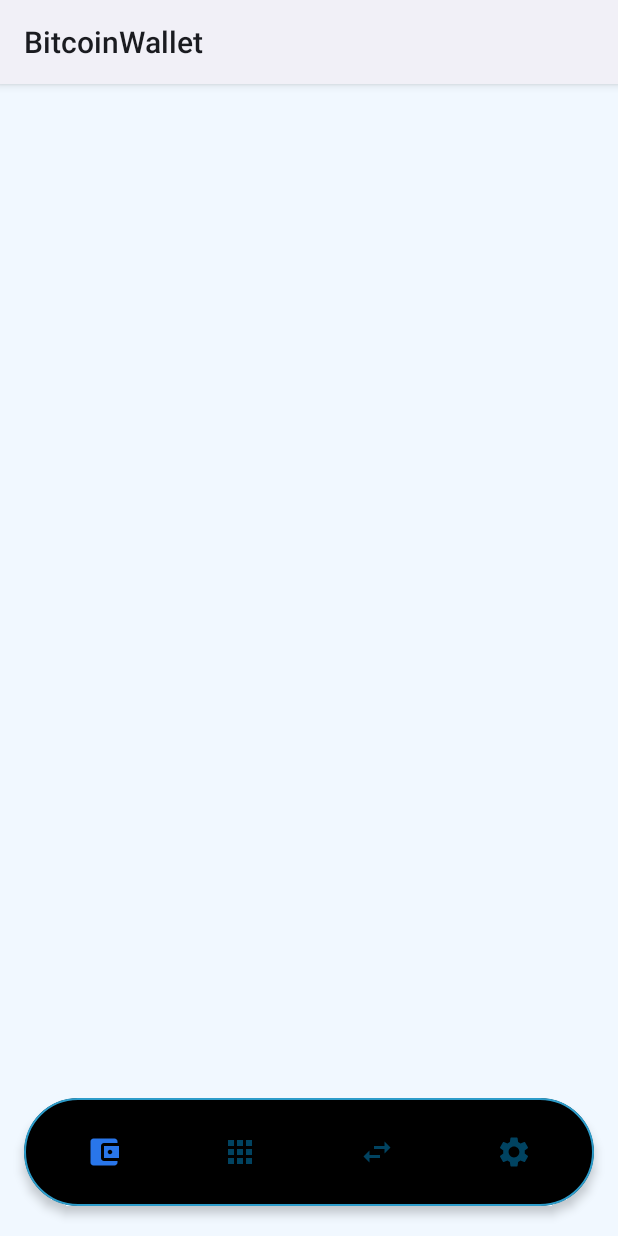
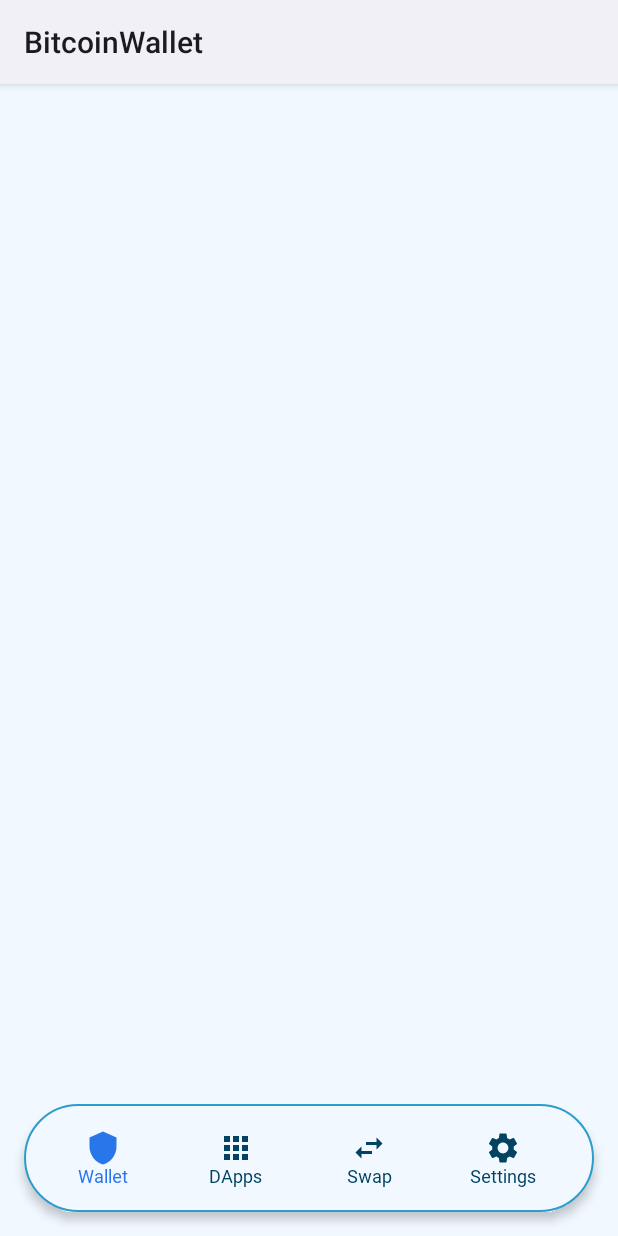
Before and after one commit to DenielGrin/crypto_wallet, an Android app built with Jetpack Compose: the screen it shows after launch (MainActivity), after a tap on "DApps", on a phone screen of 412 x 824 dp. Run offline under Robolectric (Android 15) with nearby library versions, the phone set to English and light mode, and no system bars.

```diff
--- a/app/src/main/java/com/degrin/bitcoinwallet/core/utils/ComposeExtensions.kt
+++ b/app/src/main/java/com/degrin/bitcoinwallet/core/utils/ComposeExtensions.kt
@@ -109,7 +109,7 @@ fun Modifier.customRippleClick(
 ): Modifier = composed {
     clickable(
         indication = rememberRipple(
-            color = MaterialTheme.colorScheme.onSecondaryContainer,
+            color = MaterialTheme.colorScheme.secondaryContainer,
             radius = radius,
             bounded = bounded
         ),
--- /dev/null
+++ b/app/src/main/java/com/degrin/bitcoinwallet/core/utils/ToastWarnings.kt
@@ -0,0 +1,17 @@
+package com.degrin.bitcoinwallet.core.utils
+
+import android.content.Context
+import android.widget.Toast
+import com.degrin.bitcoinwallet.R
+
+fun showToastError(
+    context: Context,
+    message: String?,
+    duration: Int = Toast.LENGTH_SHORT,
+) {
+    Toast.makeText(
+        /* context = */ context,
+        /* text = */ message ?: context.getString(R.string.default_unknown_error_message),
+        /* duration = */ duration
+    ).apply { show() }
+}
--- a/app/src/main/java/com/degrin/bitcoinwallet/ui/view/bottomBar/BottomBarContent.kt
+++ b/app/src/main/java/com/degrin/bitcoinwallet/ui/view/bottomBar/BottomBarContent.kt
@@ -8,7 +8,6 @@ import androidx.activity.compose.LocalOnBackPressedDispatcherOwner
 import androidx.compose.foundation.background
 import androidx.compose.foundation.border
 import androidx.compose.foundation.layout.Arrangement
-import androidx.compose.foundation.layout.Box
 import androidx.compose.foundation.layout.Column
 import androidx.compose.foundation.layout.PaddingValues
 import androidx.compose.foundation.layout.Row
@@ -20,6 +19,7 @@ import androidx.compose.foundation.layout.width
 import androidx.compose.foundation.shape.RoundedCornerShape
 import androidx.compose.material3.Icon
 import androidx.compose.material3.MaterialTheme
+import androidx.compose.material3.Text
 import androidx.compose.runtime.Composable
 import androidx.compose.runtime.DisposableEffect
 import androidx.compose.runtime.getValue
@@ -35,9 +35,11 @@ import androidx.compose.ui.unit.dp
 import androidx.navigation.NavHostController
 import androidx.navigation.compose.currentBackStackEntryAsState
 import androidx.navigation.compose.rememberNavController
+import com.degrin.bitcoinwallet.R
 import com.degrin.bitcoinwallet.core.navigation.utils.navigateSingleTop
 import com.degrin.bitcoinwallet.core.navigation.utils.navigateToTab
 import com.degrin.bitcoinwallet.core.utils.customRippleClick
+import com.degrin.bitcoinwallet.core.utils.showToastError
 import com.degrin.bitcoinwallet.feature.transactions.presentation.screen.TransactionScreen
 import com.degrin.bitcoinwallet.ui.theme.AppTheme
 
@@ -95,7 +97,7 @@ fun BottomBarContent(
         verticalArrangement = Arrangement.Center,
         modifier = modifier
             .fillMaxWidth()
-            .padding(PaddingValues(horizontal = 16.dp))
+            .padding(PaddingValues(all = 16.dp))
     ) {
         Row(
             modifier = Modifier
@@ -108,7 +110,7 @@ fun BottomBarContent(
                 .fillMaxWidth()
                 .height(72.dp)
                 .background(
-                    color = MaterialTheme.colorScheme.onPrimary,
+                    color = MaterialTheme.colorScheme.primary,
                     shape = RoundedCornerShape(size = 40.dp)
                 )
                 .padding(horizontal = 12.dp),
@@ -121,38 +123,66 @@ fun BottomBarContent(
                 BottomBarItem.SwapTab,
                 BottomBarItem.SettingsTab,
             ).forEach { item ->
-                Box(
+                BottomBarItem(
+                    isSelected = currentRoute == item.screenName,
                     modifier = Modifier
-                        .width(48.dp)
-                        .height(48.dp)
                         .customRippleClick(
                             onClick = {
                                 if (item.screenName != navController.currentBackStackEntry?.destination?.route) {
-                                    navController.navigateToTab(
-                                        item.screenName,
+                                    when (item.screenName) {
+                                        null -> showToastError(
+                                            context = context,
+                                            message = context.getString(R.string.not_implement_yet_title)
+                                        )
+
+                                        else -> navController.navigateToTab(
+                                            screenName = item.screenName,
                                             saveState = true
                                         )
                                     }
                                 }
+                            }
                         )
                         .weight(1f),
-                    contentAlignment = Alignment.Center
+                    labelId = item.labelId,
+                    iconId = item.iconId
+                )
+            }
+            Spacer(modifier = Modifier.height(20.dp))
+        }
+    }
+}
+
+@Composable
+fun BottomBarItem(
+    isSelected: Boolean,
+    labelId: Int,
+    iconId: Int,
+    modifier: Modifier = Modifier
+) {
+    val itemColor = when {
+        isSelected -> MaterialTheme.colorScheme.surfaceVariant
+        else -> MaterialTheme.colorScheme.outline
+    }
+    Column(
+        modifier = modifier
+            .width(48.dp)
+            .height(48.dp),
+        horizontalAlignment = Alignment.CenterHorizontally,
+        verticalArrangement = Arrangement.Center
     ) {
         Icon(
             modifier = Modifier
                 .width(24.dp)
                 .height(24.dp),
-                        painter = painterResource(item.iconId),
-                        contentDescription = stringResource(item.labelId),
-                        tint = when {
-                            currentRoute == item.screenName -> MaterialTheme.colorScheme.surfaceVariant
-                            else -> MaterialTheme.colorScheme.outline
-                        }
+            painter = painterResource(iconId),
+            contentDescription = stringResource(labelId),
+            tint = itemColor
         )
-                }
-            }
-        }
-        Spacer(modifier = Modifier.height(20.dp))
+        Text(
+            text = stringResource(labelId),
+            style = MaterialTheme.typography.displaySmall.copy(color = itemColor)
+        )
     }
 }
 
--- a/app/src/main/java/com/degrin/bitcoinwallet/ui/view/bottomBar/BottomBarItem.kt
+++ b/app/src/main/java/com/degrin/bitcoinwallet/ui/view/bottomBar/BottomBarItem.kt
@@ -7,30 +7,30 @@ import com.degrin.bitcoinwallet.core.navigation.utils.defaultScreenName
 import com.degrin.bitcoinwallet.feature.transactions.presentation.screen.TransactionScreen
 
 sealed class BottomBarItem(
-    val screenName: String,
+    val screenName: String?,
     val labelId: Int,
     val iconId: Int
 ) {
     data object TransactionsTab : BottomBarItem(
         screenName = TransactionScreen.defaultScreenName(),
         labelId = R.string.menu_transaction_label,
-        iconId = R.drawable.ic_wallet
+        iconId = R.drawable.ic_shield
     )
 
-    object DAppsTab : BottomBarItem(
-        screenName = "DAppsTab",
+    data object DAppsTab : BottomBarItem(
+        screenName = null,
         labelId = R.string.menu_dapps_label,
         iconId = R.drawable.ic_apps
     )
 
-    object SwapTab : BottomBarItem(
-        screenName = "SwapTab",
+    data object SwapTab : BottomBarItem(
+        screenName = null,
         labelId = R.string.menu_swap_label,
         iconId = R.drawable.ic_swap
     )
 
-    object SettingsTab : BottomBarItem(
-        screenName = "SettingsTab",
+    data object SettingsTab : BottomBarItem(
+        screenName = null,
         labelId = R.string.menu_settings_label,
         iconId = R.drawable.ic_settings
     )
--- /dev/null
+++ b/app/src/main/res/drawable/ic_shield.xml
@@ -0,0 +1,5 @@
+<vector xmlns:android="http://schemas.android.com/apk/res/android" android:height="24dp" android:tint="#000000" android:viewportHeight="24" android:viewportWidth="24" android:width="24dp">
+
+    <path android:fillColor="@android:color/white" android:pathData="M12,1L3,5v6c0,5.55 3.84,10.74 9,12 5.16,-1.26 9,-6.45 9,-12V5l-9,-4z"/>
+
+</vector>
--- a/app/src/main/res/values/strings.xml
+++ b/app/src/main/res/values/strings.xml
@@ -1,6 +1,9 @@
 <resources>
     <string name="app_name">BitcoinWallet</string>
-    <string name="menu_transaction_label">Transactions</string>
+    <string name="not_implement_yet_title">Screen is not implement yet</string>
+    <string name="default_unknown_error_message">Something went wrong</string>
+
+    <string name="menu_transaction_label">Wallet</string>
     <string name="menu_dapps_label">DApps</string>
     <string name="menu_swap_label">Swap</string>
     <string name="menu_settings_label">Settings</string>
```
Also changed, not shown: app/src/main/java/com/degrin/bitcoinwallet/core/navigation/utils/NavControllerExt.kt (+0 -10 lines). Lines whose indentation alone changed are shown as unchanged.
